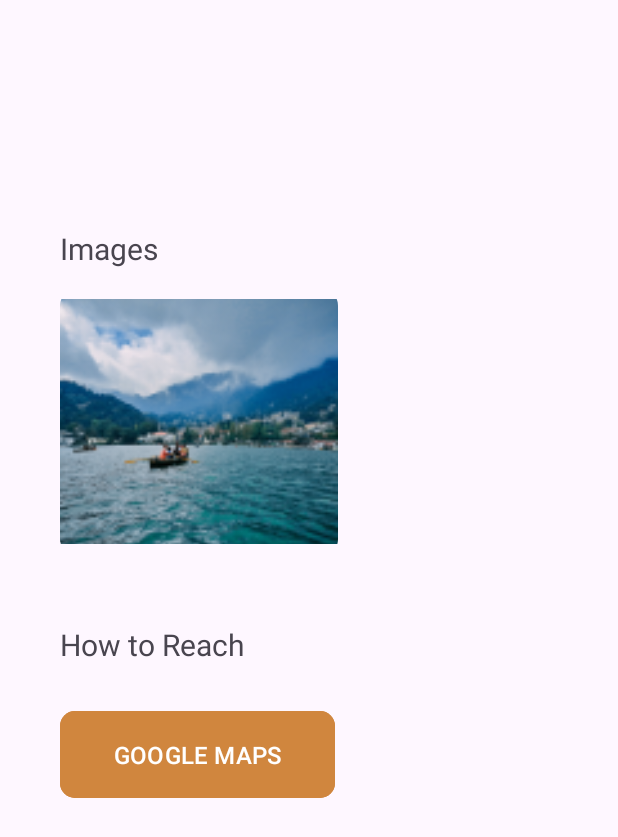
After one commit to Bhuvan588/Tourism-App, an Android app: the CityDetailsActivity screen opened directly, with no data from a screen before it, on a phone screen of 412 x 824 dp. The commit adds this screen. Shown: the top 837 px of the screen. Run offline under Robolectric (Android 15) with nearby library versions, the light colour scheme and no system bars.

Commit message:
Added City Details Page.

```diff
--- a/app/src/main/AndroidManifest.xml
+++ b/app/src/main/AndroidManifest.xml
@@ -12,6 +12,9 @@
         android:supportsRtl="true"
         android:theme="@style/Theme.MADFINAL"
         tools:targetApi="31">
+        <activity
+            android:name=".CityDetailsActivity"
+            android:exported="false" />
         <activity
             android:name=".JK_Explore"
             android:exported="false" />
--- a/app/src/main/java/com/example/mad_final/CityAdapter.java
+++ b/app/src/main/java/com/example/mad_final/CityAdapter.java
@@ -2,6 +2,7 @@ package com.example.mad_final;
 
 // CityAdapter.java
 import android.content.Context;
+import android.content.Intent;
 import android.view.LayoutInflater;
 import android.view.View;
 import android.view.ViewGroup;
@@ -45,7 +46,9 @@ public class CityAdapter extends RecyclerView.Adapter<CityAdapter.CityViewHolder
         holder.cityDetailsBtn.setOnClickListener(new View.OnClickListener() {
             @Override
             public void onClick(View v) {
-                // Handle button click if needed
+                Intent intent = new Intent(context, CityDetailsActivity.class);
+                intent.putExtra("cityName", city.getCityName());
+                context.startActivity(intent);
             }
         });
     }
--- /dev/null
+++ b/app/src/main/java/com/example/mad_final/CityDetailsActivity.java
@@ -0,0 +1,36 @@
+package com.example.mad_final;
+
+import androidx.appcompat.app.AppCompatActivity;
+
+import android.content.Intent;
+import android.net.Uri;
+import android.os.Bundle;
+import android.view.View;
+import android.widget.Button;
+import android.widget.TextView;
+
+public class CityDetailsActivity extends AppCompatActivity {
+
+    @Override
+    protected void onCreate(Bundle savedInstanceState) {
+        super.onCreate(savedInstanceState);
+        setContentView(R.layout.activity_city_details);
+
+        String cityName = getIntent().getStringExtra("cityName");
+
+        // Find the TextView in your layout and set the city name
+        TextView cityNameTextView = findViewById(R.id.city_details_name);
+        cityNameTextView.setText(cityName);
+
+        Button mapBtn = findViewById(R.id.open_map_btn);
+
+        mapBtn.setOnClickListener(new View.OnClickListener() {
+            @Override
+            public void onClick(View v) {
+                Uri mapsUri = Uri.parse("https://www.google.com/maps/search/" + Uri.encode(cityName));
+                Intent websiteIntent = new Intent(Intent.ACTION_VIEW, mapsUri);
+                startActivity(websiteIntent);
+            }
+        });
+    }
+}
--- /dev/null
+++ b/app/src/main/res/layout/activity_city_details.xml
@@ -0,0 +1,96 @@
+<?xml version="1.0" encoding="utf-8"?>
+<androidx.constraintlayout.widget.ConstraintLayout xmlns:android="http://schemas.android.com/apk/res/android"
+    xmlns:app="http://schemas.android.com/apk/res-auto"
+    xmlns:tools="http://schemas.android.com/tools"
+    android:layout_width="match_parent"
+    android:layout_height="match_parent"
+    tools:context=".CityDetailsActivity">
+
+    <TextView
+        android:id="@+id/city_details_name"
+        android:layout_width="wrap_content"
+        android:layout_height="wrap_content"
+        android:layout_marginStart="144dp"
+        android:layout_marginTop="76dp"
+        android:text="TextView"
+        android:textColor="@color/primary_orange"
+        android:textSize="28sp"
+        android:textStyle="bold"
+        app:layout_constraintStart_toStartOf="parent"
+        app:layout_constraintTop_toTopOf="parent" />
+
+    <TextView
+        android:id="@+id/textView11"
+        android:layout_width="wrap_content"
+        android:layout_height="wrap_content"
+        android:layout_marginStart="40dp"
+        android:layout_marginTop="416dp"
+        android:text="How to Reach"
+        android:textSize="20sp"
+        app:layout_constraintStart_toStartOf="parent"
+        app:layout_constraintTop_toTopOf="parent" />
+
+    <Button
+        android:id="@+id/open_map_btn"
+        android:layout_width="183dp"
+        android:layout_height="66dp"
+        android:layout_marginStart="40dp"
+        android:layout_marginTop="356dp"
+        android:backgroundTint="@color/primary_orange"
+        android:text="GOOGLE MAPS"
+        android:textSize="16sp"
+        app:cornerRadius="10dp"
+        app:layout_constraintStart_toStartOf="parent"
+        app:layout_constraintTop_toBottomOf="@+id/city_details_name" />
+
+    <TextView
+        android:id="@+id/textView12"
+        android:layout_width="wrap_content"
+        android:layout_height="wrap_content"
+        android:layout_marginStart="40dp"
+        android:layout_marginTop="152dp"
+        android:text="Images"
+        android:textSize="20sp"
+        app:layout_constraintStart_toStartOf="parent"
+        app:layout_constraintTop_toTopOf="parent" />
+
+    <ViewFlipper
+        android:layout_width="185dp"
+        android:layout_height="163dp"
+        android:layout_marginStart="40dp"
+        android:layout_marginTop="20dp"
+        android:autoStart="true"
+        android:flipInterval="2000"
+        android:inAnimation="@android:anim/slide_out_right"
+        android:outAnimation="@android:anim/slide_in_left"
+        app:layout_constraintStart_toStartOf="parent"
+        app:layout_constraintTop_toBottomOf="@+id/textView12">
+
+
+        <ImageView
+            android:layout_width="match_parent"
+            android:layout_height="match_parent"
+            android:scaleType="centerCrop"
+            android:src="@mipmap/image_1" />
+
+        <ImageView
+            android:layout_width="match_parent"
+            android:layout_height="match_parent"
+            android:scaleType="centerCrop"
+            android:src="@mipmap/image_2" />
+
+        <ImageView
+            android:layout_width="match_parent"
+            android:layout_height="match_parent"
+            android:scaleType="centerCrop"
+            android:src="@mipmap/image_3" />
+
+        <ImageView
+            android:layout_width="match_parent"
+            android:layout_height="match_parent"
+            android:scaleType="centerCrop"
+            android:src="@mipmap/image_4" />
+
+    </ViewFlipper>
+
+</androidx.constraintlayout.widget.ConstraintLayout>
```
